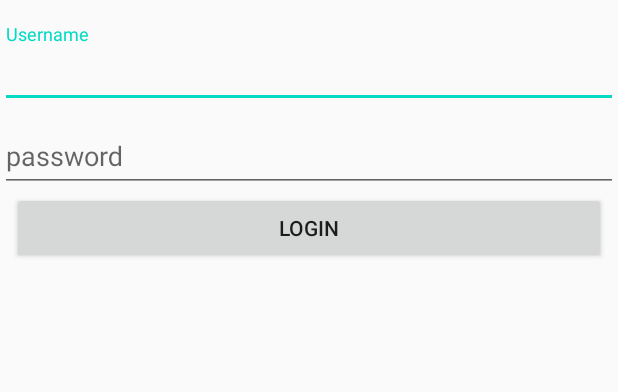
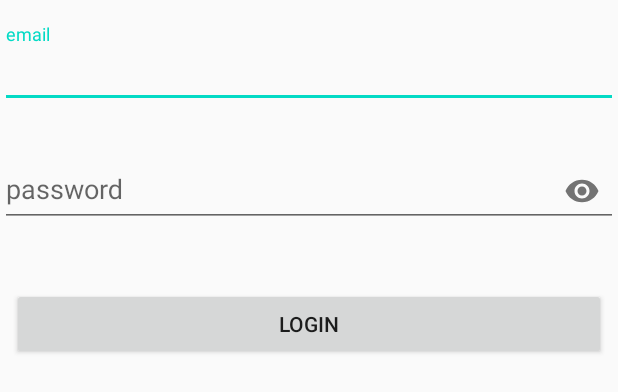
Before and after one commit to phirumtan/AndroidG1-aft-, an Android app: the layout fragment_login.xml on its own in the app's theme, with its tools: preview values and no code run, on a phone screen of 412 x 824 dp. Shown: the top 392 px of the screen. Run offline under Robolectric (Android 15) with nearby library versions, the phone set to English and light mode, and no system bars.

Commit message:
re-create ui with login function (ch13)

```diff
--- a/app/build.gradle
+++ b/app/build.gradle
@@ -35,7 +35,7 @@ dependencies {
     testImplementation 'junit:junit:4.12'
     androidTestImplementation 'androidx.test.ext:junit:1.1.1'
     androidTestImplementation 'androidx.test.espresso:espresso-core:3.2.0'
-    implementation 'com.google.android.material:material:1.1.0'
+    implementation 'com.google.android.material:material:1.2.1'
     implementation 'androidx.legacy:legacy-support-v4:1.0.0'
 
     implementation 'com.squareup.retrofit2:retrofit:2.3.0'
--- a/app/src/main/AndroidManifest.xml
+++ b/app/src/main/AndroidManifest.xml
@@ -17,7 +17,8 @@
         android:supportsRtl="true"
         android:theme="@style/AppTheme"
         android:usesCleartextTraffic="true">
-        <activity android:name=".LiveDataActivity"></activity>
+        <!--<activity android:name=".ch13.Chapter13Activity"></activity>-->
+        <activity android:name=".LiveDataActivity" />
         <activity android:name=".ActivityBinding" />
         <activity android:name=".ViewModelActivity" />
         <activity android:name=".DataBindingActivity" />
@@ -37,7 +38,7 @@
         <activity android:name=".SpinnerSwitchDateTimeActivity" />
         <activity android:name=".UIKitActivity" />
         <activity
-            android:name=".MainActivity"
+            android:name=".ch13.Chapter13Activity"
             android:label="@string/app_name"
             android:theme="@style/AppTheme.NoActionBar">
             <intent-filter>
--- a/app/src/main/java/com/gsmarena/firstsample/retrofit2/item/RegisterItem.java
+++ b/app/src/main/java/com/gsmarena/firstsample/retrofit2/item/RegisterItem.java
@@ -10,6 +10,7 @@ public class RegisterItem implements Serializable {
     @SerializedName("email")
     @Expose
     private String email;
+
     @SerializedName("password")
     @Expose
     private String password;
--- a/app/src/main/res/layout/fragment_login.xml
+++ b/app/src/main/res/layout/fragment_login.xml
@@ -1,8 +1,12 @@
 <?xml version="1.0" encoding="utf-8"?>
-<layout>
+<layout xmlns:android="http://schemas.android.com/apk/res/android"
+    xmlns:app="http://schemas.android.com/apk/res-auto">
 
-    <androidx.constraintlayout.widget.ConstraintLayout xmlns:android="http://schemas.android.com/apk/res/android"
-        xmlns:app="http://schemas.android.com/apk/res-auto"
+    <FrameLayout
+        android:layout_width="match_parent"
+        android:layout_height="match_parent">
+
+        <androidx.constraintlayout.widget.ConstraintLayout
             android:layout_width="match_parent"
             android:layout_height="match_parent">
 
@@ -11,6 +15,8 @@
                 android:layout_width="match_parent"
                 android:layout_height="wrap_content"
                 android:layout_marginTop="16dp"
+                app:counterMaxLength="8"
+                app:errorEnabled="true"
                 app:layout_constraintEnd_toEndOf="parent"
                 app:layout_constraintStart_toStartOf="parent"
                 app:layout_constraintTop_toTopOf="parent">
@@ -18,23 +24,28 @@
                 <com.google.android.material.textfield.TextInputEditText
                     android:id="@+id/edt_username"
                     android:layout_width="match_parent"
-                android:layout_height="wrap_content"
-                android:hint="Username" />
+                    android:layout_height="match_parent"
+                    android:hint="email"
+                    android:inputType="textEmailAddress" />
             </com.google.android.material.textfield.TextInputLayout>
 
             <com.google.android.material.textfield.TextInputLayout
                 android:id="@+id/textInputLayout3"
                 android:layout_width="match_parent"
                 android:layout_height="wrap_content"
+                app:counterMaxLength="1"
+                app:errorEnabled="true"
                 app:layout_constraintEnd_toEndOf="parent"
                 app:layout_constraintStart_toStartOf="parent"
-            app:layout_constraintTop_toBottomOf="@+id/textInputLayout2">
+                app:layout_constraintTop_toBottomOf="@+id/textInputLayout2"
+                app:passwordToggleEnabled="true">
 
                 <com.google.android.material.textfield.TextInputEditText
                     android:id="@+id/edt_password"
                     android:layout_width="match_parent"
-                android:layout_height="wrap_content"
-                android:hint="password" />
+                    android:layout_height="match_parent"
+                    android:hint="password"
+                    android:inputType="textPassword" />
             </com.google.android.material.textfield.TextInputLayout>
 
             <Button
@@ -42,10 +53,38 @@
                 android:layout_width="0dp"
                 android:layout_height="wrap_content"
                 android:layout_marginStart="8dp"
+                android:layout_marginTop="20dp"
                 android:layout_marginEnd="8dp"
                 android:text="Login"
                 app:layout_constraintEnd_toEndOf="parent"
                 app:layout_constraintStart_toStartOf="parent"
                 app:layout_constraintTop_toBottomOf="@+id/textInputLayout3" />
+
         </androidx.constraintlayout.widget.ConstraintLayout>
+
+        <LinearLayout
+            android:visibility="gone"
+            android:id="@+id/view_loading"
+            android:layout_width="match_parent"
+            android:layout_height="match_parent"
+            android:layout_gravity="center"
+            android:background="@android:color/darker_gray"
+            android:gravity="center"
+            android:orientation="vertical">
+
+            <ProgressBar
+                android:id="@+id/progressBar"
+                style="?android:attr/progressBarStyle"
+                android:layout_width="wrap_content"
+                android:layout_height="wrap_content" />
+
+            <androidx.appcompat.widget.AppCompatTextView
+                android:layout_width="wrap_content"
+                android:layout_height="wrap_content"
+                android:layout_marginTop="2dp"
+                android:text="Please wait..." />
+        </LinearLayout>
+
+    </FrameLayout>
+
 </layout>
```
Also changed, not shown: app/src/main/java/com/gsmarena/firstsample/MainActivity.java (+9 -0 lines), app/src/main/java/com/gsmarena/firstsample/ch13/Chapter13Activity.java (added, +20 -0 lines), app/src/main/java/com/gsmarena/firstsample/fragment/LoginFragment.java (+65 -3 lines), app/src/main/res/layout/activity_chapter13.xml (added, +9 -0 lines), app/src/main/res/layout/activity_main.xml (+11 -2 lines). Lines whose indentation alone changed are shown as unchanged.
